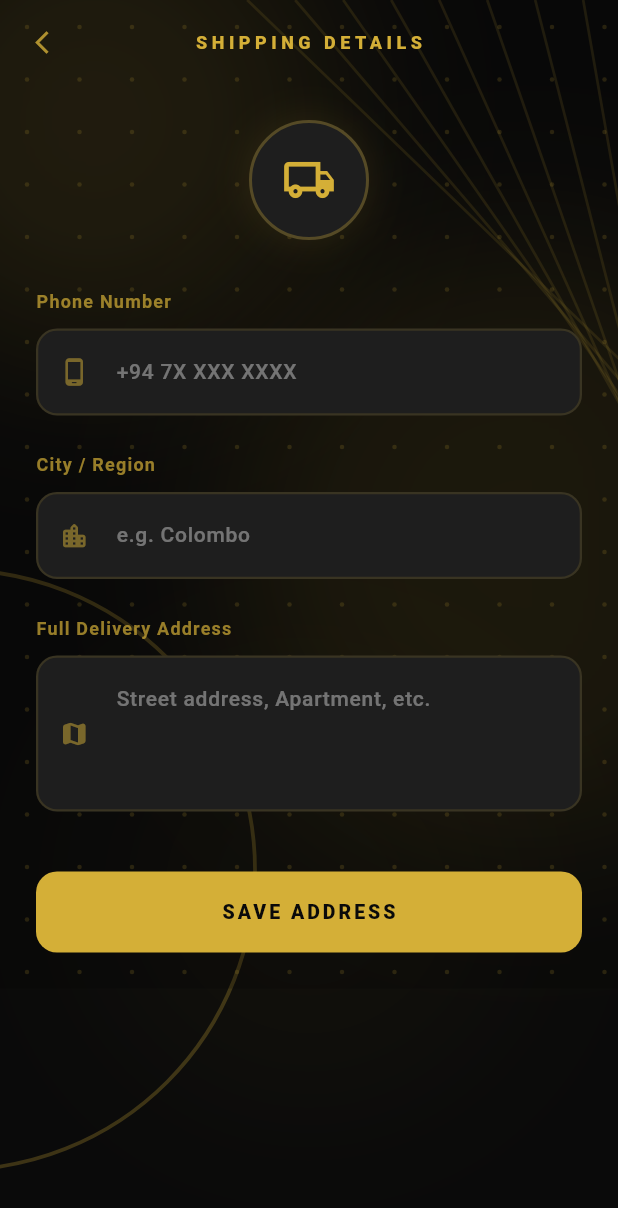
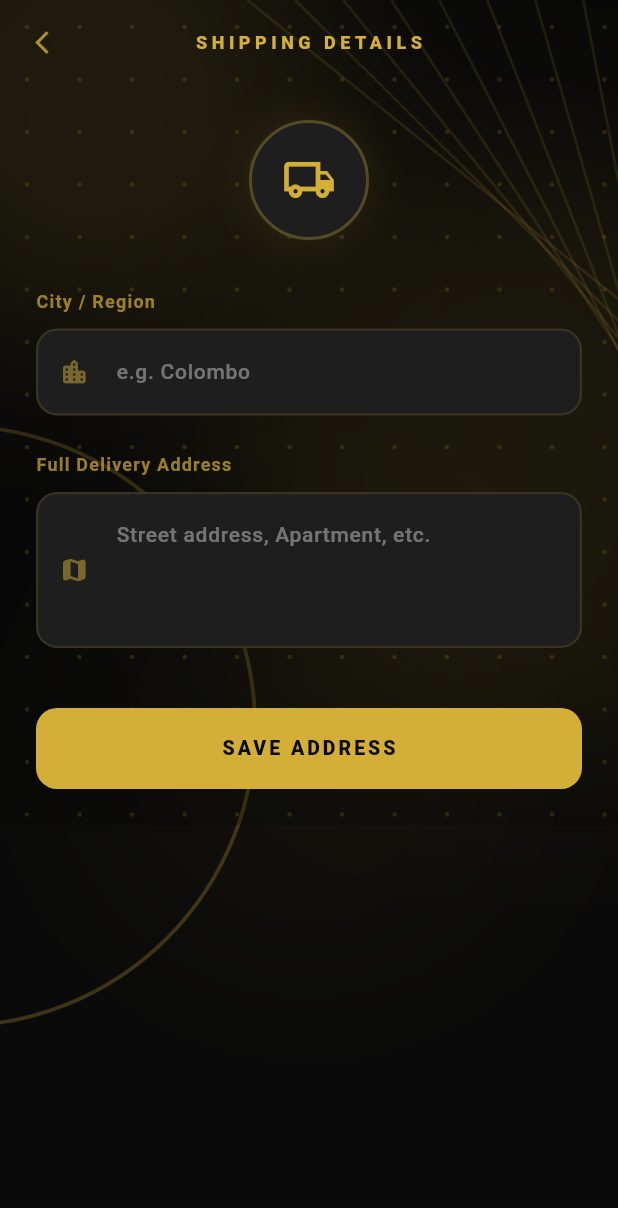
Before and after one commit to InupamaUvindi/SwiftCart, a Flutter app: the AddressScreen screen opened directly, after a tap on "SAVE ADDRESS", on a phone screen of 412 x 824 dp. Shown: the top 1208 px of the screen. Run offline on Flutter 3.47's test engine with Material 3 defaults, Android fonts, the phone set to English and light mode, and no system bars; our stand-ins replace cloud_firestore, cloud_functions, firebase_auth, firebase_core, firebase_storage, image_picker; missing offline and left inert: flutter_stripe, payhere_mobilesdk_flutter; accounts and stored records are empty.

```diff
--- a/lib/screens/orders/address_screen.dart
+++ b/lib/screens/orders/address_screen.dart
@@ -2,37 +2,7 @@ import 'package:flutter/material.dart';
 import 'package:cloud_firestore/cloud_firestore.dart';
 import 'package:firebase_auth/firebase_auth.dart';
 import 'dart:math' as math;
-
-// ── SHARED LUXURY BACKGROUND PAINTER (matches home screen) ──
-class SwiftCartLuxuryPainter extends CustomPainter {
-  @override
-  void paint(Canvas canvas, Size size) {
-    const gold = Color(0xFFD4AF37);
-    final glowPaint = Paint()..maskFilter = const MaskFilter.blur(BlurStyle.normal, 60);
-
-    canvas.drawCircle(Offset(size.width * 0.15, size.height * 0.12), 160, glowPaint..color = gold.withOpacity(0.15));
-    canvas.drawCircle(Offset(size.width * 0.85, size.height * 0.55), 200, glowPaint..color = gold.withOpacity(0.12));
-    canvas.drawCircle(Offset(size.width * 0.5, size.height * 0.9), 140, glowPaint..color = gold.withOpacity(0.04));
-
-    final streakPaint = Paint()..color = gold.withOpacity(0.15)..strokeWidth = 1.8..style = PaintingStyle.stroke;
-    for (int i = 0; i < 8; i++) {
-      final offset = i * 32.0;
-      canvas.drawLine(Offset(size.width * 0.4 + offset, 0), Offset(size.width + 60, size.height * 0.45 + offset * 0.8), streakPaint);
-    }
-
-    final arcPaint = Paint()..color = gold.withOpacity(0.25)..style = PaintingStyle.stroke..strokeWidth = 2.5;
-    canvas.drawArc(Rect.fromCircle(center: Offset(-30, size.height * 0.88), radius: 200), -math.pi / 2, math.pi, false, arcPaint);
-
-    final dotPaint = Paint()..color = gold.withOpacity(0.20);
-    for (double x = 18; x < size.width; x += 35) {
-      for (double y = 18; y < size.height; y += 35) {
-        canvas.drawCircle(Offset(x, y), 1.5, dotPaint);
-      }
-    }
-  }
-  @override
-  bool shouldRepaint(CustomPainter oldDelegate) => false;
-}
+import '../../widgets/luxury_painter.dart';
 
 class AddressScreen extends StatefulWidget {
   const AddressScreen({super.key});
@@ -43,7 +13,6 @@ class AddressScreen extends StatefulWidget {
 
 class _AddressScreenState extends State<AddressScreen> {
   final _addressController = TextEditingController();
-  final _phoneController = TextEditingController();
   final _cityController = TextEditingController();
 
   bool _isLoading = false;
@@ -59,7 +28,6 @@ class _AddressScreenState extends State<AddressScreen> {
   @override
   void dispose() {
     _addressController.dispose();
-    _phoneController.dispose();
     _cityController.dispose();
     super.dispose();
   }
@@ -74,7 +42,6 @@ class _AddressScreenState extends State<AddressScreen> {
       if (doc.exists) {
         final data = doc.data() as Map<String, dynamic>;
         _addressController.text = data['shippingAddress'] ?? '';
-        _phoneController.text = data['phoneNumber'] ?? '';
         _cityController.text = data['city'] ?? '';
       }
     } catch (_) {}
@@ -90,7 +57,6 @@ class _AddressScreenState extends State<AddressScreen> {
           .doc(user?.uid)
           .update({
         'shippingAddress': _addressController.text.trim(),
-        'phoneNumber': _phoneController.text.trim(),
         'city': _cityController.text.trim(),
         'updatedAt': FieldValue.serverTimestamp(),
       });
@@ -106,7 +72,18 @@ class _AddressScreenState extends State<AddressScreen> {
         Navigator.pop(context);
       }
     } catch (e) {
-      // Error handling...
+      if (mounted) {
+        ScaffoldMessenger.of(context).showSnackBar(SnackBar(
+          content: Text(
+            'Failed to save address. Please try again.',
+            style: const TextStyle(fontWeight: FontWeight.w600, color: Colors.white),
+          ),
+          backgroundColor: Colors.red[900],
+          behavior: SnackBarBehavior.floating,
+          shape: RoundedRectangleBorder(borderRadius: BorderRadius.circular(12)),
+          margin: const EdgeInsets.all(16),
+        ));
+      }
     } finally {
       if (mounted) setState(() => _isSaving = false);
     }
@@ -123,7 +100,7 @@ class _AddressScreenState extends State<AddressScreen> {
         backgroundColor: Colors.transparent,
         elevation: 0,
         leading: IconButton(
-          icon: Icon(Icons.arrow_back_ios_new, size: 18, color: gold.withOpacity(0.8)),
+          icon: Icon(Icons.arrow_back_ios_new, size: 18, color: gold.withValues(alpha:0.8)),
           onPressed: () => Navigator.pop(context),
         ),
         title: Text(
@@ -142,7 +119,7 @@ class _AddressScreenState extends State<AddressScreen> {
         children: [
           // ── LAYER 1: LUXURY PAINTER ──
           Positioned.fill(child: CustomPaint(painter: SwiftCartLuxuryPainter())),
-          Positioned.fill(child: Container(color: Colors.black.withOpacity(0.2))),
+          Positioned.fill(child: Container(color: Colors.black.withValues(alpha:0.2))),
 
           // ── LAYER 2: CONTENT ──
           _isLoading
@@ -161,10 +138,10 @@ class _AddressScreenState extends State<AddressScreen> {
                       decoration: BoxDecoration(
                         color: const Color(0xFF1E1E1E),
                         shape: BoxShape.circle,
-                        border: Border.all(color: gold.withOpacity(0.3), width: 2),
+                        border: Border.all(color: gold.withValues(alpha:0.3), width: 2),
                         boxShadow: [
                           BoxShadow(
-                            color: gold.withOpacity(0.1),
+                            color: gold.withValues(alpha:0.1),
                             blurRadius: 20,
                             spreadRadius: 2,
                           )
@@ -174,17 +151,6 @@ class _AddressScreenState extends State<AddressScreen> {
                     ),
                   ),
                   const SizedBox(height: 32),
-
-                  _buildLabel('Phone Number', gold),
-                  const SizedBox(height: 10),
-                  _buildCustomField(
-                    controller: _phoneController,
-                    hint: '+94 7X XXX XXXX',
-                    icon: Icons.phone_android_rounded,
-                    keyboardType: TextInputType.phone,
-                    gold: gold,
-                  ),
-                  const SizedBox(height: 24),
 
                   _buildLabel('City / Region', gold),
                   const SizedBox(height: 10),
@@ -215,7 +181,7 @@ class _AddressScreenState extends State<AddressScreen> {
                       style: ElevatedButton.styleFrom(
                         backgroundColor: gold,
                         foregroundColor: const Color(0xFF0A0A0A),
-                        disabledBackgroundColor: gold.withOpacity(0.4),
+                        disabledBackgroundColor: gold.withValues(alpha:0.4),
                         elevation: 0,
                         shape: RoundedRectangleBorder(borderRadius: BorderRadius.circular(14)),
                       ),
@@ -246,7 +212,7 @@ class _AddressScreenState extends State<AddressScreen> {
     style: TextStyle(
       fontSize: 12,
       fontWeight: FontWeight.w700,
-      color: gold.withOpacity(0.7),
+      color: gold.withValues(alpha:0.7),
       letterSpacing: 0.8,
     ),
   );
@@ -263,7 +229,7 @@ class _AddressScreenState extends State<AddressScreen> {
       decoration: BoxDecoration(
         color: const Color(0xFF1E1E1E),
         borderRadius: BorderRadius.circular(14),
-        border: Border.all(color: gold.withOpacity(0.15), width: 1.5),
+        border: Border.all(color: gold.withValues(alpha:0.15), width: 1.5),
       ),
       child: TextField(
         controller: controller,
@@ -273,7 +239,7 @@ class _AddressScreenState extends State<AddressScreen> {
         decoration: InputDecoration(
           hintText: hint,
           hintStyle: TextStyle(color: Colors.white38, fontSize: 14),
-          prefixIcon: Icon(icon, color: gold.withOpacity(0.5), size: 20),
+          prefixIcon: Icon(icon, color: gold.withValues(alpha:0.5), size: 20),
           border: InputBorder.none,
           contentPadding: const EdgeInsets.symmetric(horizontal: 16, vertical: 16),
         ),
```
Also changed, not shown: lib/screens/auth/login_screen.dart (+13 -42 lines), lib/screens/auth/signup_screen.dart (+10 -39 lines), lib/screens/auth/start_screen.dart (+9 -9 lines).
